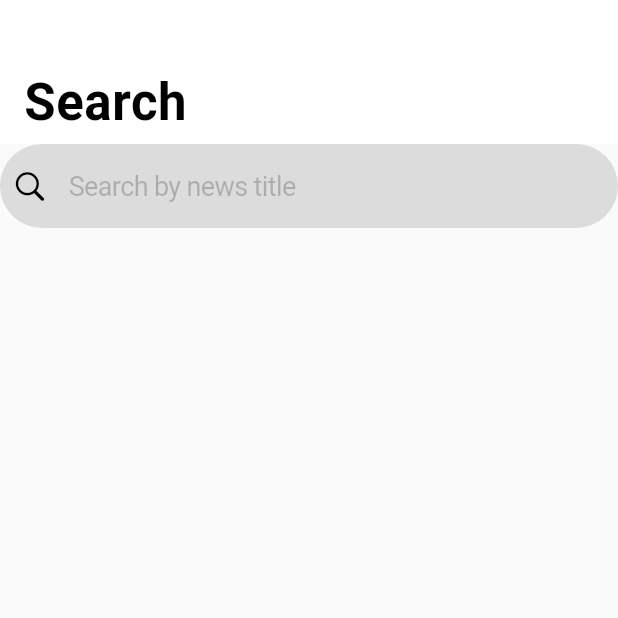
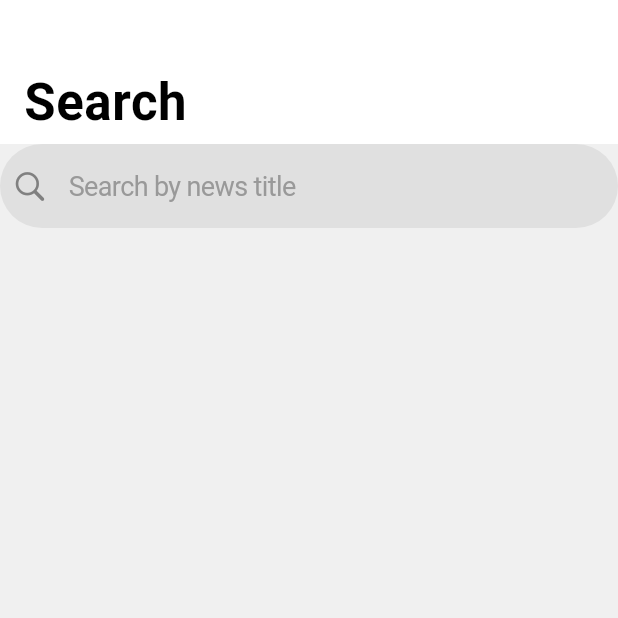
Before and after one commit to prabhoo-s/news_api, a Flutter app: the screen it shows after launch, item 2 of the bottom bar chosen, on a phone screen of 412 x 824 dp, the top half of it. Run offline on Flutter 3.47's test engine with Material 2 defaults, Android fonts, the phone set to English and light mode, and no system bars; network calls fail.

Commit message:
code cleaned up

```diff
--- a/news_api/lib/Domain/Repositories/search_state_model.dart
+++ b/news_api/lib/Domain/Repositories/search_state_model.dart
@@ -25,7 +25,7 @@ class SearchStateModel {
 
   void _loadData() {
     _allNews.clear();
-    _allNews = SingletonStorage.instance.cachedTopHeadlines;
+    _allNews = SingletonStorage.instance.cachedTopHeadlines ?? [];
   }
 
   List<TopHeadlines> search(String searchTerms) {
--- a/news_api/lib/Presentation/pages/search_tab.dart
+++ b/news_api/lib/Presentation/pages/search_tab.dart
@@ -14,12 +14,12 @@ class SearchTab extends StatefulWidget {
 }
 
 class _SearchTabState extends State<SearchTab> {
-  final _searchController = TextEditingController();
   final _bloc = SearchBLoC();
 
   @override
   void initState() {
     super.initState();
+
     _bloc.serviceEventSink.add(ClearSearch());
   }
 
@@ -31,17 +31,19 @@ class _SearchTabState extends State<SearchTab> {
           padding: const EdgeInsets.all(8.0),
           child: const Icon(
             CupertinoIcons.search,
-            color: CupertinoColors.black,
+            color: Styles.searchIconColor,
           ),
         ),
         placeholder: 'Search by news title',
+        placeholderStyle: Styles.appDisabledGray,
+        cursorColor: Styles.searchIconColor,
         style: Styles.appNormal,
         maxLines: 1,
         padding: const EdgeInsets.symmetric(horizontal: 6, vertical: 12),
         clearButtonMode: OverlayVisibilityMode.editing,
         decoration: new BoxDecoration(
             borderRadius: new BorderRadius.all(new Radius.circular(30)),
-            color: Colors.black12),
+            color: Styles.searchBackground),
         onChanged: (value) {
           _search(value);
         },
@@ -60,6 +62,7 @@ class _SearchTabState extends State<SearchTab> {
               : "About ${_results.length} results";
           return Container(
             child: Scaffold(
+              backgroundColor: Styles.scaffoldBackground,
               body: CustomScrollView(
                 keyboardDismissBehavior:
                     ScrollViewKeyboardDismissBehavior.onDrag,
@@ -122,8 +125,7 @@ class _SearchTabState extends State<SearchTab> {
           );
         } else if (snapshot.hasError) {
           // If the server did not return a 200 OK response,
-          // then throw an exception.
-          throw Exception('Failed to get data!');
+          return Text("${snapshot.error}");
         }
         // By default, show a loading spinner.
         return Center(
--- a/news_api/lib/Presentation/pages/sources_tab.dart
+++ b/news_api/lib/Presentation/pages/sources_tab.dart
@@ -69,8 +69,7 @@ class _SourcesTabState extends State<SourcesTab> {
           );
         } else if (snapshot.hasError) {
           // If the server did not return a 200 OK response,
-          // then throw an exception.
-          throw Exception('Failed to get data!');
+          return Text("${snapshot.error}");
         }
         // By default, show a loading spinner.
         return SizedBox(
--- a/news_api/lib/Styles.dart
+++ b/news_api/lib/Styles.dart
@@ -43,4 +43,10 @@ abstract class Styles {
   static const Color rowDivider = Color(0xFFD9D9D9);
 
   static const Color scaffoldBackground = Color(0xfff0f0f0);
+
+  static const Color searchBackground = Color(0xffe0e0e0);
+
+  static const Color searchCursorColor = Color.fromRGBO(0, 122, 255, 1);
+
+  static const Color searchIconColor = Color.fromRGBO(128, 128, 128, 1);
 }
--- a/news_api/lib/app.dart
+++ b/news_api/lib/app.dart
@@ -6,8 +6,7 @@ import 'package:news_api/Presentation/pages/landing_screen.dart';
 class NewsApiApp extends StatelessWidget {
   @override
   Widget build(BuildContext context) {
-    // This app is designed only to work vertically, so we limit
-    // orientations to portrait up and down.
+    // setting orientations to portrait up and down.
     SystemChrome.setPreferredOrientations(
         [DeviceOrientation.portraitUp, DeviceOrientation.portraitDown]);
 
```
Also changed, not shown: news_api/lib/Data/Repositories/api_provider.dart (+5 -18 lines), news_api/lib/Presentation/pages/top_headlines_tab.dart (+4 -4 lines).
